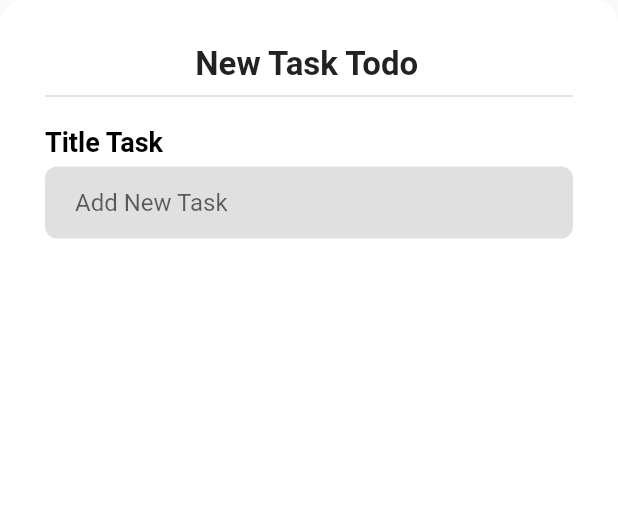
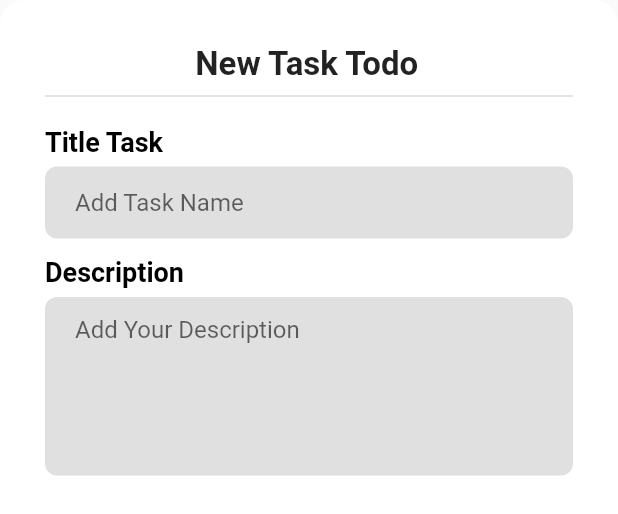
Before and after one commit to AbdullahiKhalif/Todo-App-Flutter, a Flutter app: the AddNewTaskWidget widget shown alone on an empty page, opened directly, on a phone screen of 412 x 824 dp. Shown: the top 514 px of the screen. Run offline on Flutter 3.47's test engine with Material 2 defaults, Android fonts, the phone set to English and light mode, and no system bars; our stand-ins replace gap.

Commit message:
Crteing our own widgets

```diff
--- a/lib/widgets/add_new_task.dart
+++ b/lib/widgets/add_new_task.dart
@@ -1,6 +1,7 @@
 import 'package:flutter/material.dart';
 import 'package:gap/gap.dart';
 import 'package:todo_app/constants/app_style_constants.dart';
+import 'package:todo_app/widgets/text_field.dart';
 
 class AddNewTaskWidget extends StatelessWidget {
   const AddNewTaskWidget({
@@ -33,20 +34,14 @@ class AddNewTaskWidget extends StatelessWidget {
           Gap(12.0),
           const Text('Title Task', style: AppStyle.headingOne),
           Gap(6),
-          Container(
-            padding: const EdgeInsets.symmetric(horizontal: 20.0),
-            decoration: BoxDecoration(
-              // border: Border.all(width: 1.0, color: Colors.blue),
-              borderRadius: BorderRadius.circular(8),
-              color: Colors.grey.shade300,
-            ),
-            child: const TextField(
-              decoration: InputDecoration(
-                  enabledBorder: InputBorder.none,
-                  focusedBorder: InputBorder.none,
-                  hintText: 'Add New Task'),
-            ),
+          TextFieldWidget(hintText: 'Add Task Name', maxLine: 1),
+          Gap(12),
+          const Text(
+            'Description',
+            style: AppStyle.headingOne,
           ),
+          Gap(6),
+          TextFieldWidget(hintText: 'Add Your Description', maxLine: 5),
         ],
       ),
     );
--- /dev/null
+++ b/lib/widgets/text_field.dart
@@ -0,0 +1,29 @@
+import 'package:flutter/material.dart';
+
+class TextFieldWidget extends StatelessWidget {
+  const TextFieldWidget(
+      {super.key, required this.hintText, required this.maxLine});
+
+  final String hintText;
+  final int maxLine;
+
+  @override
+  Widget build(BuildContext context) {
+    return Container(
+      padding: const EdgeInsets.symmetric(horizontal: 20.0),
+      decoration: BoxDecoration(
+        // border: Border.all(width: 1.0, color: Colors.blue),
+        borderRadius: BorderRadius.circular(8),
+        color: Colors.grey.shade300,
+      ),
+      child: TextField(
+        decoration: InputDecoration(
+          enabledBorder: InputBorder.none,
+          focusedBorder: InputBorder.none,
+          hintText: hintText,
+        ),
+        maxLines: maxLine,
+      ),
+    );
+  }
+}
```
